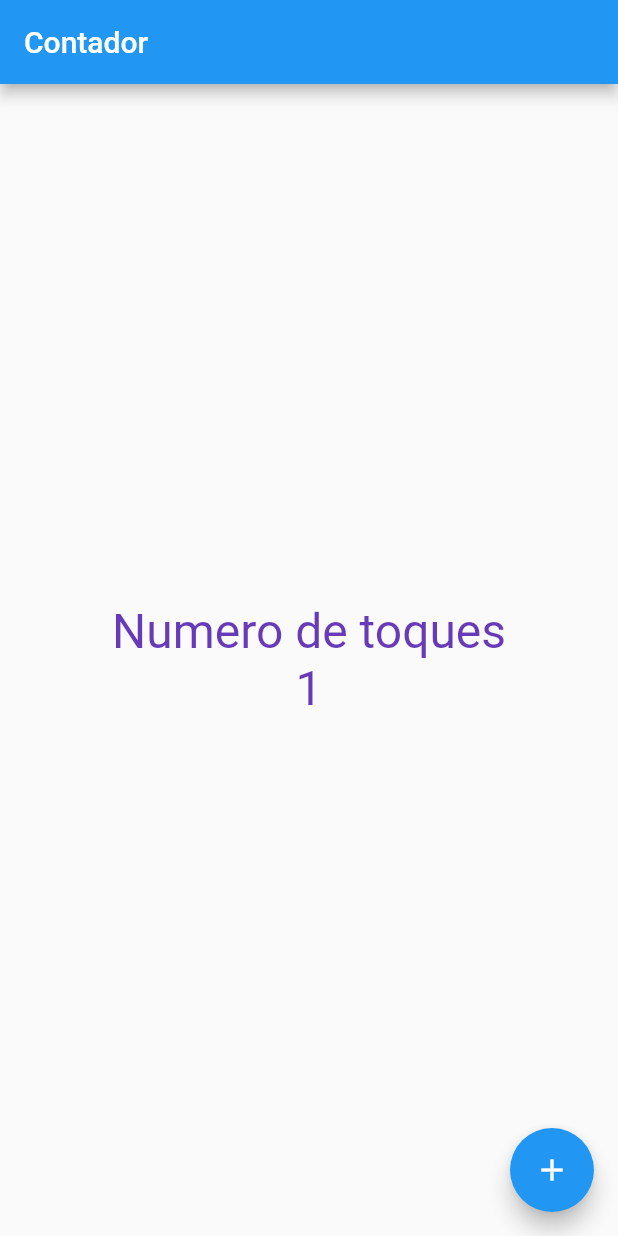
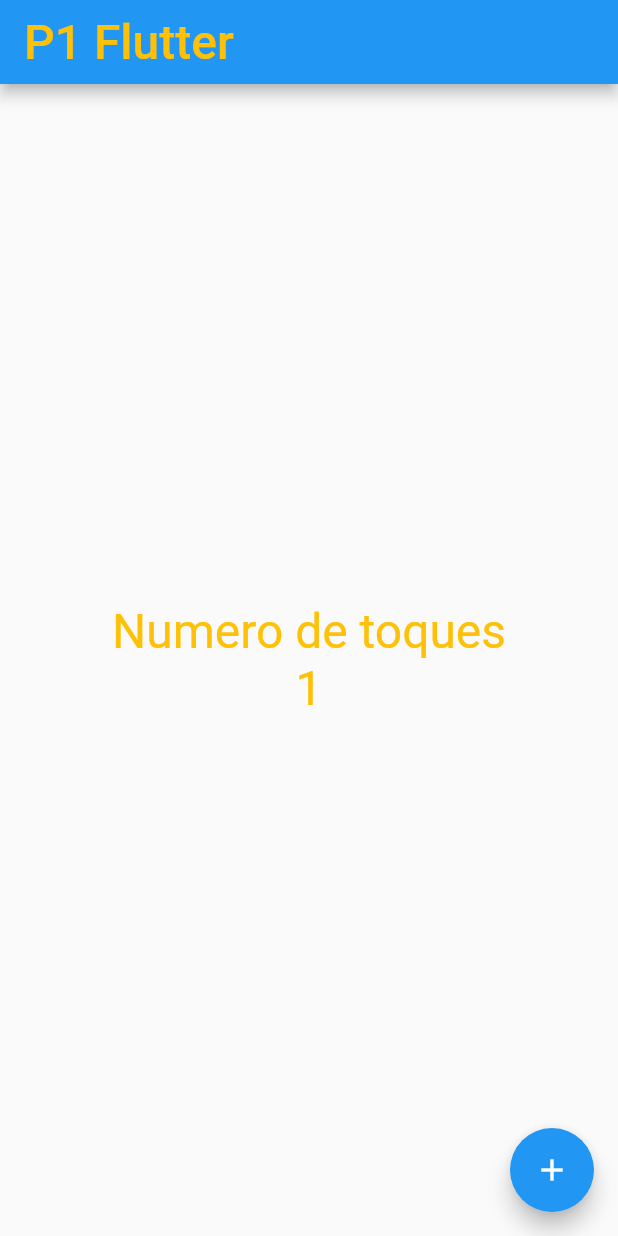
Before and after one commit to erikT23/flutterp1, a Flutter app: the screen it shows after launch, after a tap on the "add" icon, on a phone screen of 412 x 824 dp. Run offline on Flutter 3.47's test engine with Material 2 defaults, Android fonts, the phone set to English and light mode, and no system bars.

Commit message:
array colores

```diff
--- a/lib/main.dart
+++ b/lib/main.dart
@@ -1,5 +1,5 @@
 import 'package:flutter/material.dart';
-import 'package:flutter_application_1/modules/count/adapters/screens/count.dart';
+import 'package:flutter_application_1/modules/count/adapters/screens/count2.dart';
 
 void main() {
   runApp(const App());
@@ -10,6 +10,6 @@ class App extends StatelessWidget {
 
   @override
   Widget build(BuildContext context) {
-    return const MaterialApp(debugShowCheckedModeBanner: false, home: Count());
+    return const MaterialApp(debugShowCheckedModeBanner: false, home: Count2());
   }
 }
--- /dev/null
+++ b/lib/modules/count/adapters/screens/count2.dart
@@ -0,0 +1,62 @@
+import 'package:flutter/material.dart';
+
+class Count2 extends StatefulWidget {
+  const Count2({super.key});
+
+  @override
+  State<Count2> createState() => _Count2State();
+}
+
+List<Color> colores = [
+  Colors.black,
+  Colors.amber,
+  Colors.blue,
+  Colors.brown,
+  Colors.green,
+  Colors.black,
+  Colors.amber,
+  Colors.blue,
+  Colors.brown,
+  Colors.green,
+  Colors.black,
+  Colors.amber,
+  Colors.blue,
+  Colors.brown,
+  Colors.green
+];
+int number = 0;
+
+class _Count2State extends State<Count2> {
+  @override
+  Widget build(BuildContext context) {
+    TextStyle fontTouch = TextStyle(fontSize: 32.0, color: colores[number]);
+    return Scaffold(
+        appBar: AppBar(
+          title: Text("P1 Flutter", style: fontTouch),
+        ),
+        body: Center(
+          child: Column(
+            mainAxisAlignment: MainAxisAlignment.center,
+            crossAxisAlignment: CrossAxisAlignment.center,
+            children: [
+              Text("Numero de toques", style: fontTouch),
+              Text(
+                "$number",
+                style: fontTouch,
+              )
+            ],
+          ),
+        ),
+        floatingActionButtonLocation: FloatingActionButtonLocation.endFloat,
+        floatingActionButton: FloatingActionButton(
+            onPressed: () {
+              if (number > colores.length - 1) {
+                number = 0;
+              }
+              number++;
+              print("hola,$number");
+              setState(() {});
+            },
+            child: const Icon(Icons.add)));
+  }
+}
```
